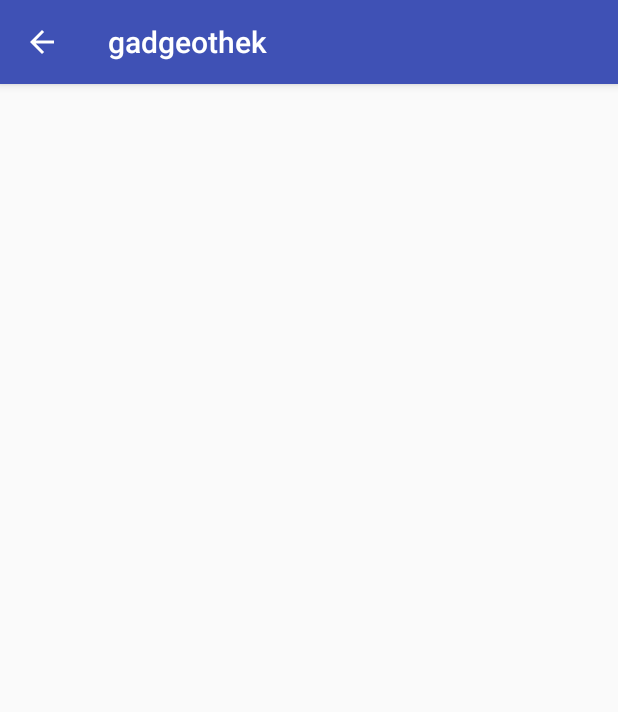
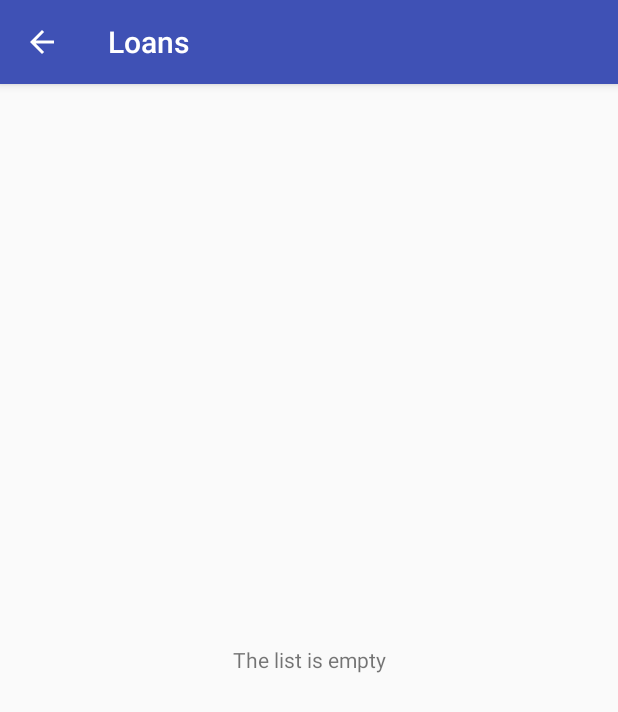
Before and after one commit to felixenchiparamban/mge-testat-android, an Android app: the LoansActivity screen opened directly, with no data from a screen before it, on a phone screen of 412 x 824 dp. Shown: the top 712 px of the screen. Run offline under Robolectric (Android 15) with nearby library versions, the phone set to English and light mode, and no system bars; 3 statements that could not run were skipped.

Commit message:
loans activity implementation

```diff
--- a/app/build.gradle
+++ b/app/build.gradle
@@ -29,5 +29,7 @@ dependencies {
     compile 'com.squareup.okhttp3:okhttp:3.4.1'
     compile 'com.google.code.gson:gson:2.4'
     compile 'com.android.support:design:26.+'
+    compile 'com.android.support:cardview-v7:21.0.+'
+    compile 'com.android.support:recyclerview-v7:21.0.+'
     testCompile 'junit:junit:4.12'
 }
--- a/app/src/main/java/ch/hsr/mge/gadgeothek/HomeActivity.java
+++ b/app/src/main/java/ch/hsr/mge/gadgeothek/HomeActivity.java
@@ -3,6 +3,7 @@ package ch.hsr.mge.gadgeothek;
 import android.content.Intent;
 import android.support.v7.app.AppCompatActivity;
 import android.os.Bundle;
+import android.util.Log;
 import android.view.View;
 import android.widget.Button;
 
--- /dev/null
+++ b/app/src/main/java/ch/hsr/mge/gadgeothek/ListAdapter.java
@@ -0,0 +1,60 @@
+package ch.hsr.mge.gadgeothek;
+
+import android.support.v7.widget.CardView;
+import android.support.v7.widget.RecyclerView;
+import android.util.Log;
+import android.view.LayoutInflater;
+import android.view.View;
+import android.view.ViewGroup;
+import android.widget.TextView;
+
+import java.util.ArrayList;
+import java.util.List;
+
+import ch.hsr.mge.gadgeothek.domain.Gadget;
+import ch.hsr.mge.gadgeothek.domain.Loan;
+
+public class ListAdapter extends RecyclerView.Adapter<ListAdapter.ViewHolder>{
+
+    public static class ViewHolder extends RecyclerView.ViewHolder{
+
+        public TextView textView;
+
+        public ViewHolder(View v, TextView view) {
+            super(v);
+            textView = view;
+        }
+    }
+
+    private List<Loan> loanList;
+
+    public ListAdapter(List<Loan> loanList){
+        if(loanList == null){
+            this.loanList = new ArrayList<>();
+        } else {
+            this.loanList = loanList;
+        }
+    }
+
+    @Override
+    public ListAdapter.ViewHolder onCreateViewHolder(ViewGroup parent, int position) {
+        LayoutInflater layoutInflater = LayoutInflater.from(parent.getContext());
+        View v = layoutInflater.inflate(R.layout.rowlayout, parent, false);
+        CardView cardView = v.findViewById(R.id.card_view);
+        TextView textView = (TextView)cardView.findViewById(R.id.textView);
+
+        ViewHolder viewHolder = new ViewHolder(v, textView);
+        return viewHolder;
+    }
+
+    @Override
+    public void onBindViewHolder(ViewHolder holder, final int position) {
+        final Loan loan = loanList.get(position);
+        holder.textView.setText(loan.getGadget().getName());
+    }
+
+    @Override
+    public int getItemCount() {
+        return loanList.size();
+    }
+}
--- a/app/src/main/java/ch/hsr/mge/gadgeothek/LoansActivity.java
+++ b/app/src/main/java/ch/hsr/mge/gadgeothek/LoansActivity.java
@@ -4,21 +4,65 @@ import android.support.v7.app.AppCompatActivity;
 import android.os.Bundle;
 import android.support.v7.widget.LinearLayoutManager;
 import android.support.v7.widget.RecyclerView;
+import android.util.Log;
+import android.view.View;
+import android.widget.TextView;
+
+import java.util.List;
+
+import ch.hsr.mge.gadgeothek.domain.Loan;
+import ch.hsr.mge.gadgeothek.service.Callback;
+import ch.hsr.mge.gadgeothek.service.LibraryService;
 
 public class LoansActivity extends AppCompatActivity {
 
+    private List<Loan> loanList;
+
     private RecyclerView recyclerView;
+    private TextView textViewEmpty;
     private RecyclerView.LayoutManager layoutManager;
+    private ListAdapter adapter;
 
     @Override
     protected void onCreate(Bundle savedInstanceState) {
         super.onCreate(savedInstanceState);
         setContentView(R.layout.activity_loans);
+
+        getSupportActionBar().setTitle("Loans");
+
         recyclerView = (RecyclerView) findViewById(R.id.recyclerView);
+        textViewEmpty = (TextView) findViewById(R.id.empty_view);
 
         recyclerView.setHasFixedSize(true);
         layoutManager  = new LinearLayoutManager(this);
         recyclerView.setLayoutManager(layoutManager);
 
+        fetchLoans();
+
+        // show that the list is empty
+        if(loanList == null){
+            recyclerView.setVisibility(View.GONE);
+            textViewEmpty.setVisibility(View.VISIBLE);
+        } else {
+            recyclerView.setVisibility(View.VISIBLE);
+            textViewEmpty.setVisibility(View.GONE);
+        }
+
+        adapter = new ListAdapter(loanList);
+        recyclerView.setAdapter(adapter);
+    }
+
+    private void fetchLoans() {
+        LibraryService.getLoansForCustomer(new Callback<List<Loan>>() {
+            @Override
+            public void onCompletion(List<Loan> input) {
+                loanList = input;
+            }
+
+            @Override
+            public void onError(String message) {
+                Log.d("Error fetchLoans(): ", message);
+            }
+        });
     }
 }
--- a/app/src/main/java/ch/hsr/mge/gadgeothek/ReservationActivity.java
+++ b/app/src/main/java/ch/hsr/mge/gadgeothek/ReservationActivity.java
@@ -11,5 +11,7 @@ public class ReservationActivity extends AppCompatActivity {
     protected void onCreate(Bundle savedInstanceState) {
         super.onCreate(savedInstanceState);
         setContentView(R.layout.activity_reservation);
+
+        getSupportActionBar().setTitle("Reservation");
     }
 }
--- a/app/src/main/res/layout/activity_loans.xml
+++ b/app/src/main/res/layout/activity_loans.xml
@@ -1,16 +1,26 @@
 <?xml version="1.0" encoding="utf-8"?>
-<RelativeLayout xmlns:android="http://schemas.android.com/apk/res/android"
+<LinearLayout xmlns:android="http://schemas.android.com/apk/res/android"
     xmlns:app="http://schemas.android.com/apk/res-auto"
     xmlns:tools="http://schemas.android.com/tools"
     android:layout_width="match_parent"
     android:layout_height="match_parent"
-    tools:context="ch.hsr.mge.gadgeothek.LoansActivity">
+    tools:context="ch.hsr.mge.gadgeothek.LoansActivity"
+    android:orientation="vertical">
 
     <android.support.v7.widget.RecyclerView
         android:id="@+id/recyclerView"
         android:scrollbars="vertical"
         android:layout_width="match_parent"
         android:layout_height="match_parent">
+
     </android.support.v7.widget.RecyclerView>
 
-</RelativeLayout>
+    <TextView
+        android:id="@+id/empty_view"
+        android:layout_width="match_parent"
+        android:layout_height="match_parent"
+        android:gravity="center"
+        android:visibility="gone"
+        android:text="The list is empty" />
+
+</LinearLayout>
```
Also changed, not shown: app/src/main/res/layout/rowlayout.xml (added, +33 -0 lines).
